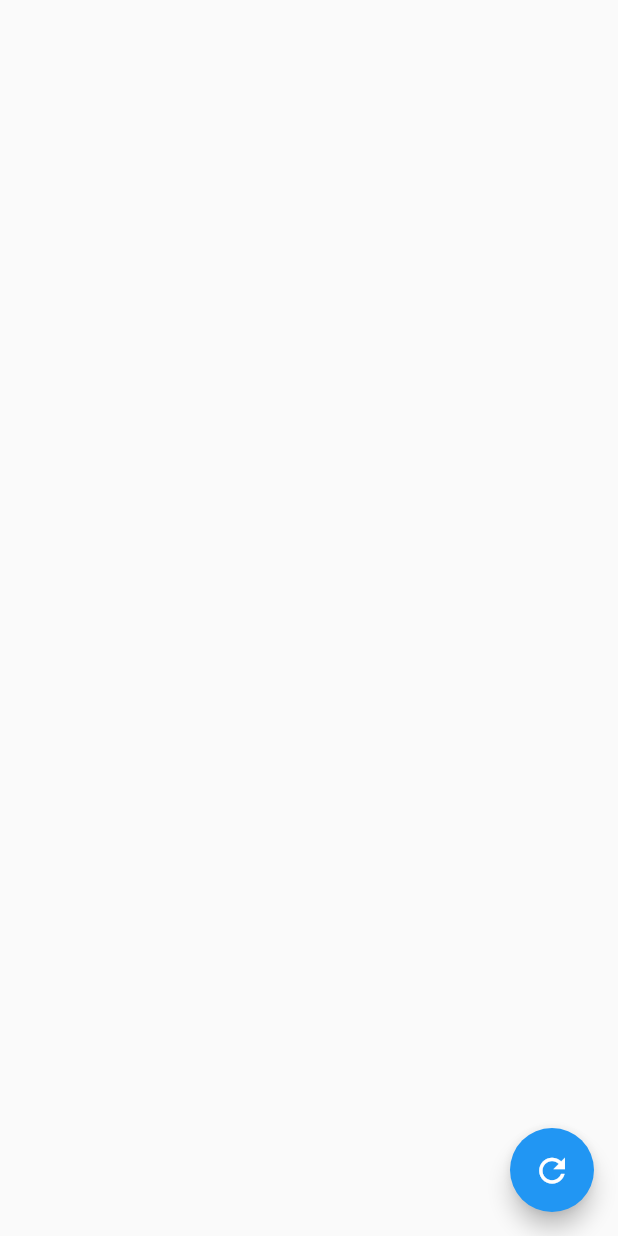
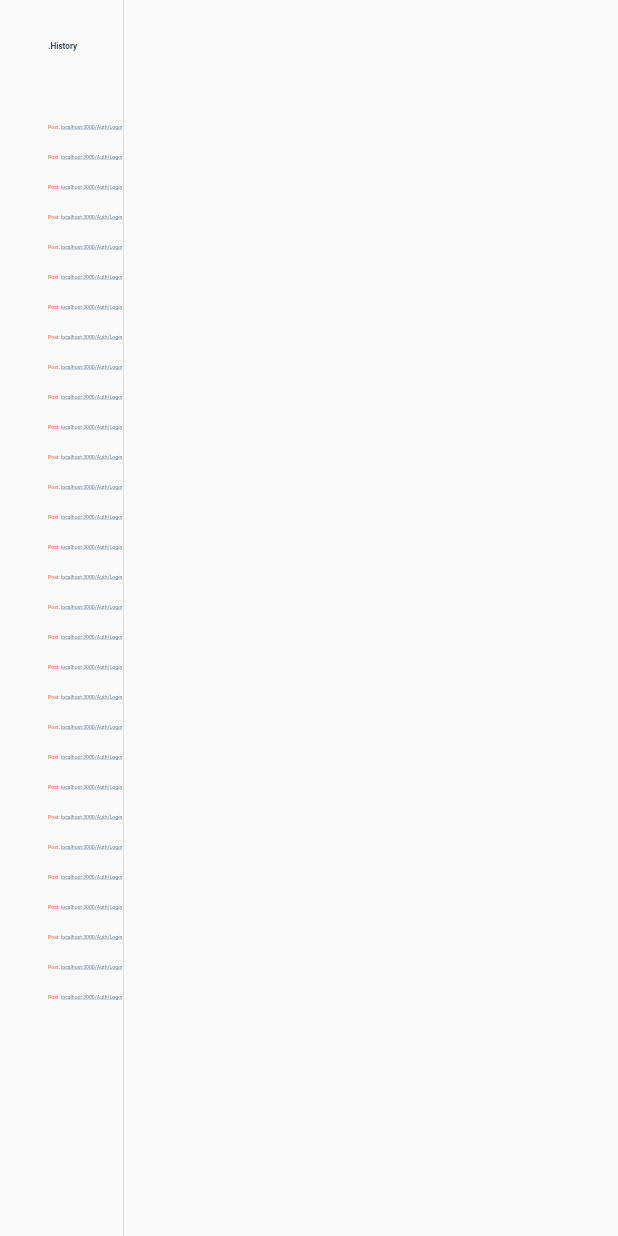
Before and after one commit to lambiengcode/postman_desktop, a Flutter app: the screen it shows after launch, on a phone screen of 412 x 824 dp. Run offline on Flutter 3.47's test engine with Material 2 defaults, Android fonts, the phone set to English and light mode, and no system bars; our stand-ins replace get, get_storage.

Commit message:
[ui] done sidebar

```diff
--- /dev/null
+++ b/lib/src/events/method_event.dart
@@ -0,0 +1,6 @@
+enum MethodEvent {
+  methodGet,
+  methodPost,
+  methodPut,
+  methodDelete,
+}
--- /dev/null
+++ b/lib/src/factories/method_factory.dart
@@ -0,0 +1,17 @@
+import 'package:flutter_postman_application/src/events/method_event.dart';
+
+class MethodFactory {
+  static getMethod(MethodEvent method) {
+    switch (method) {
+      case MethodEvent.methodGet:
+        break;
+      case MethodEvent.methodPost:
+        break;
+      case MethodEvent.methodPut:
+        break;
+      case MethodEvent.methodDelete:
+        break;
+      default:
+    }
+  }
+}
--- a/lib/src/pages/home/home_page.dart
+++ b/lib/src/pages/home/home_page.dart
@@ -1,6 +1,6 @@
 import 'package:flutter/material.dart';
-import 'package:flutter_postman_application/src/public/constant.dart';
-import 'package:flutter_postman_application/src/theme/theme_service.dart';
+import 'package:flutter_postman_application/src/pages/home/widgets/side_bar.dart';
+import 'package:flutter_postman_application/src/public/styles.dart';
 
 class HomePage extends StatefulWidget {
   @override
@@ -10,17 +10,27 @@ class HomePage extends StatefulWidget {
 class _HomePageState extends State<HomePage> {
   @override
   Widget build(BuildContext context) {
+    final _size = MediaQuery.of(context).size;
     return Scaffold(
-      floatingActionButton: FloatingActionButton(
-        child: Icon(
-          Icons.refresh,
-          size: width / 16.0,
+      body: Container(
+        child: Row(
+          children: [
+            Expanded(
+              flex: 1,
+              child: SideBar(),
+            ),
+            VerticalDivider(
+              color: colorDarkGrey,
+              width: .15,
+              thickness: .15,
+            ),
+            Expanded(
+              flex: 4,
+              child: Container(),
+            ),
+          ],
         ),
-        onPressed: () {
-          ThemeService().changeThemeMode();
-        },
       ),
-      body: Container(),
     );
   }
 }
--- /dev/null
+++ b/lib/src/pages/home/widgets/side_bar.dart
@@ -0,0 +1,65 @@
+import 'package:flutter/material.dart';
+import 'package:flutter_postman_application/src/public/styles.dart';
+
+class SideBar extends StatefulWidget {
+  @override
+  State<StatefulWidget> createState() => _SideBarState();
+}
+
+class _SideBarState extends State<SideBar> {
+  @override
+  Widget build(BuildContext context) {
+    final _size = MediaQuery.of(context).size;
+    return Container(
+      padding: EdgeInsets.only(left: 32.0),
+      child: Column(
+        crossAxisAlignment: CrossAxisAlignment.start,
+        children: [
+          SizedBox(height: _size.height / 30.0),
+          Text(
+            '.History',
+            style: TextStyle(
+              color: colorTitle,
+              fontSize: _size.width / 75.0,
+              fontWeight: FontWeight.w600,
+            ),
+          ),
+          SizedBox(height: _size.height / 20.0),
+          Expanded(
+            child: ListView.builder(
+              itemCount: 30,
+              itemBuilder: (context, index) {
+                return Padding(
+                  padding: EdgeInsets.symmetric(vertical: 8.0),
+                  child: RichText(
+                    text: TextSpan(
+                      children: [
+                        TextSpan(
+                          text: 'Post: ',
+                          style: TextStyle(
+                            color: Colors.deepOrange.shade600,
+                            fontSize: _size.width / 120.0,
+                            fontWeight: FontWeight.w400,
+                          ),
+                        ),
+                        TextSpan(
+                          text: 'localhost:3000/Auth/Login',
+                          style: TextStyle(
+                            color: colorDarkGrey,
+                            fontSize: _size.width / 120.0,
+                            fontWeight: FontWeight.w400,
+                            decoration: TextDecoration.underline,
+                          ),
+                        ),
+                      ],
+                    ),
+                  ),
+                );
+              },
+            ),
+          ),
+        ],
+      ),
+    );
+  }
+}
```
